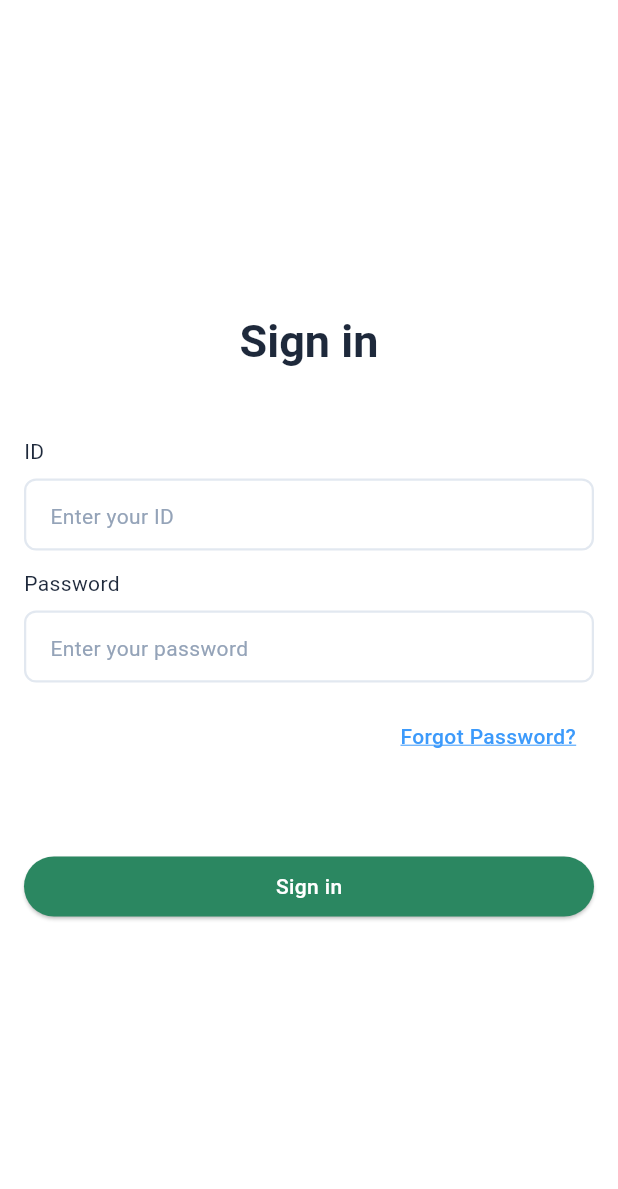
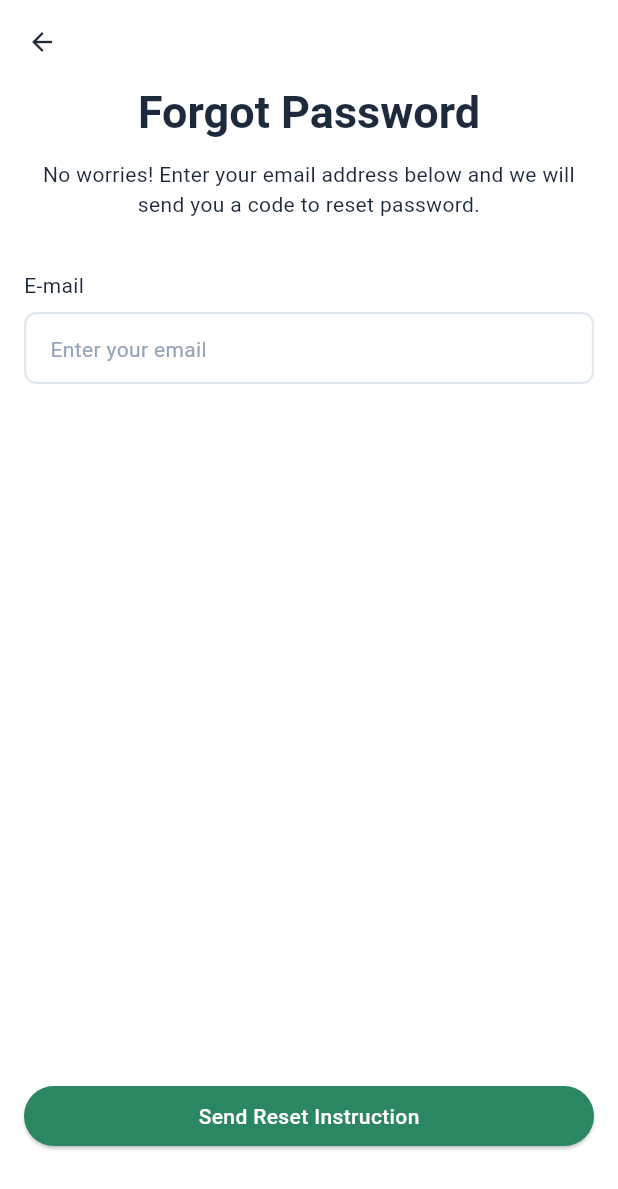
Before and after one commit to michikuni/company_connect_mobile, a Flutter app: the screen it shows after launch, on a phone screen of 412 x 824 dp. Shown: the top 1189 px of the screen. Run offline on Flutter 3.47's test engine with Material 3 defaults, Android fonts, the phone set to English and light mode, and no system bars; our stand-ins replace dio, flutter_bloc, formz, fpdart, get_it, go_router and 2 more; Roboto replaces fonts that are missing (Gabarito).

Commit message:
Feat: Created forgot password screen

```diff
--- a/lib/core/constants/router_path.dart
+++ b/lib/core/constants/router_path.dart
@@ -4,4 +4,5 @@ class RouterPath {
   static const chiefRouterPath = '/chief';
   static const managerRouterPath = '/manager';
   static const signinRouterPath = '/signin';
+  static const forgotPasswordRouterPath = '/forgot-password';
 }
--- a/lib/core/router/app_router.dart
+++ b/lib/core/router/app_router.dart
@@ -8,12 +8,13 @@ import 'package:mp_corporation_app/presentation/bloc/employee/employee_event.dar
 import 'package:mp_corporation_app/presentation/screens/admin/admin_dashboard.dart';
 import 'package:mp_corporation_app/presentation/screens/chief/chief_dashboard.dart';
 import 'package:mp_corporation_app/presentation/screens/employee/employee_dashboard.dart';
+import 'package:mp_corporation_app/presentation/screens/forgot_password/forgot_password.dart';
 import 'package:mp_corporation_app/presentation/screens/manager/manager_dashboard.dart';
 import 'package:mp_corporation_app/presentation/screens/signin/signin.dart';
 
 class AppRouter {
   static final GoRouter appRouter = GoRouter(
-    initialLocation: RouterPath.signinRouterPath,
+    initialLocation: RouterPath.forgotPasswordRouterPath,
     routes: [
       GoRoute(
         path: RouterPath.employeeRouterPath,
@@ -36,7 +37,14 @@ class AppRouter {
         path: RouterPath.managerRouterPath,
         builder: (context, state) => const ManagerDashboard(),
       ),
-      GoRoute(path: RouterPath.signinRouterPath, builder: (context, state) => const SigninScreen(),)
+      GoRoute(
+        path: RouterPath.signinRouterPath,
+        builder: (context, state) => const SigninScreen(),
+      ),
+      GoRoute(
+        path: RouterPath.forgotPasswordRouterPath,
+        builder: (context, state) => const ForgotPasswordScreen(),
+      ),
     ],
   );
 }
--- a/lib/core/theme/color_theme.dart
+++ b/lib/core/theme/color_theme.dart
@@ -13,6 +13,7 @@ class CustomColorTheme {
     onSurface: Color(0xFF1E293B),
     secondaryFixedDim: Color(0xFF94A3B8),
     outline: Color(0xFFE2E8F0),
-    onSurfaceVariant: Color(0xFF3C9AFB)
+    onSurfaceVariant: Color(0xFF3C9AFB),
+    surfaceDim: Color(0xFFF1F5F9)
   );
 }
--- /dev/null
+++ b/lib/presentation/screens/forgot_password/forgot_password.dart
@@ -0,0 +1,71 @@
+import 'package:flutter/material.dart';
+import 'package:mp_corporation_app/presentation/widgets/primary_button.dart';
+import 'package:mp_corporation_app/presentation/widgets/text_input.dart';
+
+class ForgotPasswordScreen extends StatelessWidget {
+  const ForgotPasswordScreen({super.key});
+
+  @override
+  Widget build(BuildContext context) {
+    return Scaffold(
+      appBar: AppBar(
+        leading: IconButton(
+          onPressed: () {},
+          icon: Icon(Icons.arrow_back, size: 20),
+        ),
+      ),
+      body: Padding(
+        padding: const EdgeInsets.symmetric(horizontal: 16),
+        child: SafeArea(
+          child: Column(
+            children: [
+              SizedBox(
+                height: 92,
+                child: Column(
+                  crossAxisAlignment: CrossAxisAlignment.center,
+                  children: [
+                    Text(
+                      'Forgot Password',
+                      style: Theme.of(context).textTheme.titleLarge?.copyWith(
+                        color: Theme.of(context).colorScheme.onSurface,
+                      ),
+                    ),
+                    SizedBox(height: 12),
+                    Text(
+                      textAlign: TextAlign.center,
+                      'No worries! Enter your email address below and we will send you a code to reset password.',
+                      style: Theme.of(context).textTheme.bodyMedium?.copyWith(
+                        color: Theme.of(context).colorScheme.onSurface,
+                      ),
+                    ),
+                  ],
+                ),
+              ),
+              SizedBox(height: 32),
+              Align(
+                alignment: AlignmentGeometry.centerLeft,
+                child: Text(
+                  'E-mail',
+                  style: Theme.of(context).textTheme.bodyMedium?.copyWith(
+                    color: Theme.of(context).colorScheme.onSurface,
+                  ),
+                ),
+              ),
+              SizedBox(height: 8),
+              customTextInput(
+                borderColor: Theme.of(context).colorScheme.outline,
+                hintText: 'Enter your email',
+                context: context,
+              ),
+              Expanded(child: Container()),
+              Align(
+                child: primaryButton('Send Reset Instruction', context),
+              ),
+              SizedBox(height: 56,)
+            ],
+          ),
+        ),
+      ),
+    );
+  }
+}
```
